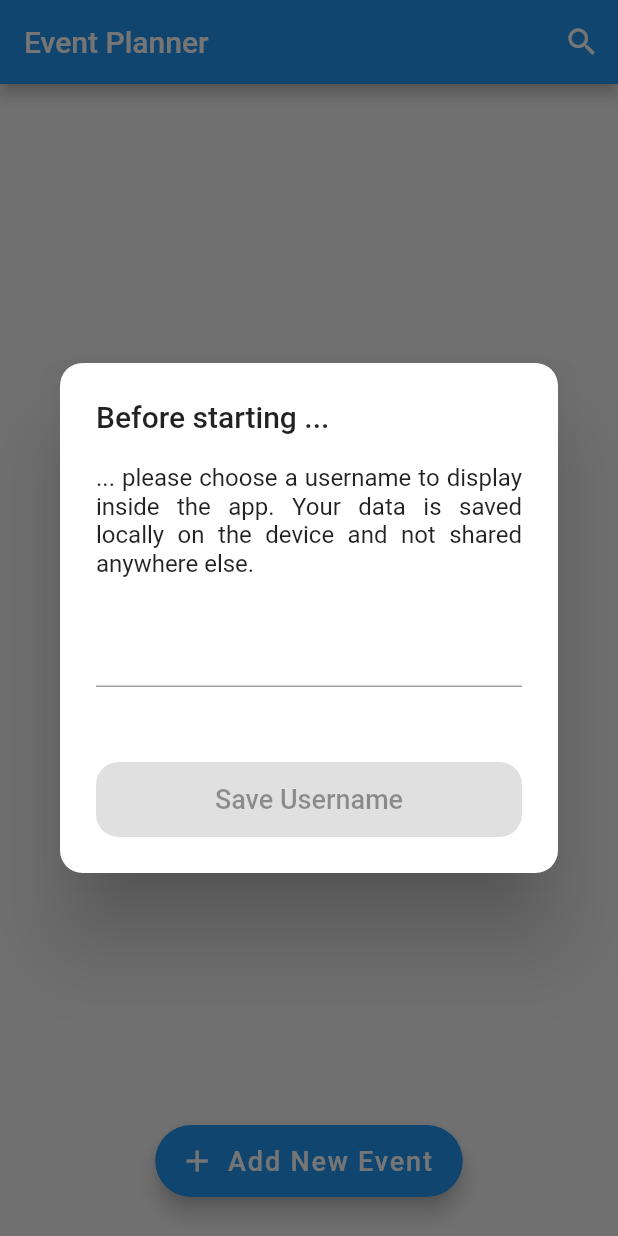
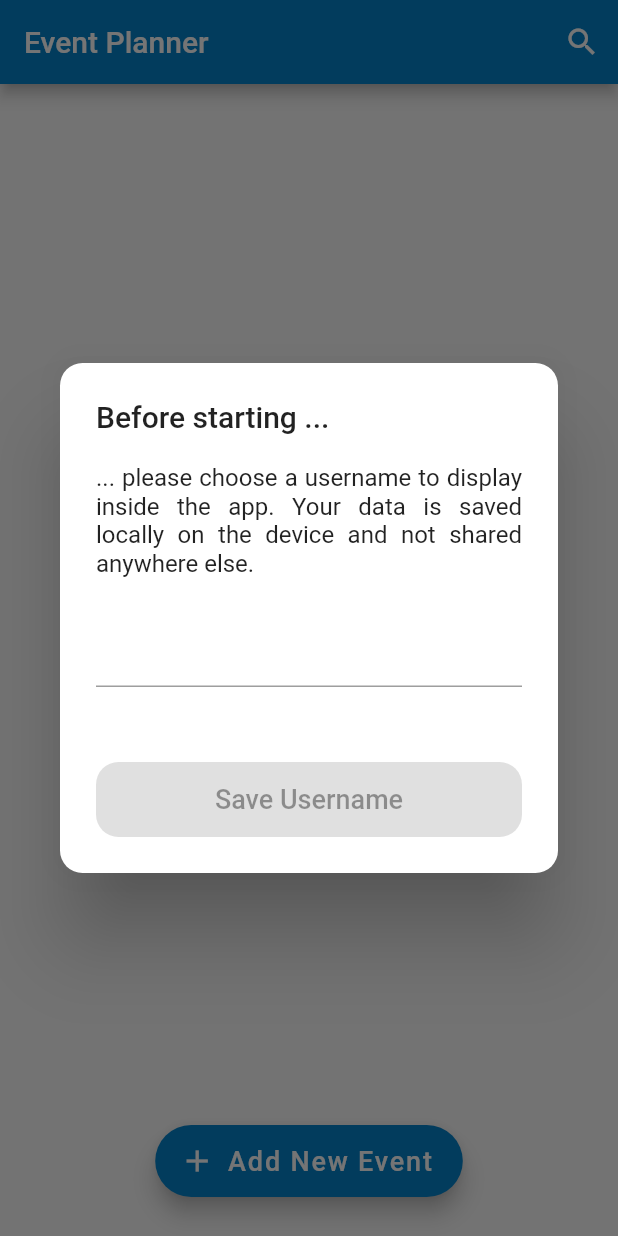
Before and after one commit to LukPle/flutter-demo-eventchecker, a Flutter app: the screen it shows after launch, on a phone screen of 412 x 824 dp. Run offline on Flutter 3.47's test engine with Material 2 defaults, Android fonts, the phone set to English and light mode, and no system bars; our stand-ins replace shared_preferences.

Commit message:
Fixed Light/Dark Mode

```diff
--- a/lib/components/elevated_button.dart
+++ b/lib/components/elevated_button.dart
@@ -1,7 +1,8 @@
 import 'package:event_checker/res/styles.dart';
 import 'package:flutter/material.dart';
 
-Widget buildElevatedButton(String buttonText, VoidCallback action, {bool isEnabled = true}) {
+Widget buildElevatedButton(String buttonText, VoidCallback action,
+    {bool isEnabled = true}) {
   return ElevatedButton(
     child: Text(buttonText, style: AppTextStyles.buttonStyle),
     style: ElevatedButton.styleFrom(
--- a/lib/res/colors.dart
+++ b/lib/res/colors.dart
@@ -1,10 +1,10 @@
 import 'package:flutter/material.dart';
 
 class AppColors {
-  static const Color primaryLight = Colors.lightBlue;
-  static const Color accentLight = Colors.blueAccent;
-  static const Color primaryDark = Colors.red;
-  static const Color accentDark = Colors.redAccent;
+  static const Color primaryLight = Color(0xFF0582ca);
+  static const Color accentLight = Color(0xFF006494);
+  static const Color primaryDark = Color(0xFFee6c4d);
+  static const Color accentDark = Color(0xFFbb3e03);
 
   static const Color scaffoldBackgroundLight =
       Color.fromARGB(255, 245, 245, 245);
--- a/lib/res/themes.dart
+++ b/lib/res/themes.dart
@@ -3,12 +3,25 @@ import 'package:flutter/material.dart';
 
 class AppThemes {
   static ThemeData lightTheme = ThemeData(
-      primaryColor: AppColors.primaryLight,
-      secondaryHeaderColor: AppColors.accentLight,
-      scaffoldBackgroundColor: AppColors.scaffoldBackgroundLight);
+    colorScheme: const ColorScheme.light().copyWith(
+      primary: AppColors.primaryLight,
+      onPrimary: Colors.white,
+      secondary: AppColors.accentLight,
+      onSecondary: Colors.white,
+      background: AppColors.scaffoldBackgroundLight,
+    ),
+  );
 
   static ThemeData darkTheme = ThemeData(
-      primaryColor: AppColors.primaryDark,
-      secondaryHeaderColor: AppColors.accentDark,
-      scaffoldBackgroundColor: AppColors.scaffoldBackgroundDark);
+    colorScheme: const ColorScheme.dark().copyWith(
+      primary: AppColors.primaryDark,
+      onPrimary: Colors.white,
+      secondary: AppColors.accentDark,
+      onSecondary: Colors.white,
+      background: AppColors.scaffoldBackgroundDark,
+    ),
+    appBarTheme: const AppBarTheme(
+      backgroundColor: AppColors.primaryDark,
+    ),
+  );
 }
--- a/lib/screens/event_list.dart
+++ b/lib/screens/event_list.dart
@@ -1,6 +1,7 @@
 import 'package:event_checker/components/category_preview.dart';
 import 'package:event_checker/components/datetime_text_creator.dart';
 import 'package:event_checker/data/user_name.dart';
+import 'package:event_checker/res/colors.dart';
 import 'package:event_checker/screens/event_detail.dart';
 import 'package:event_checker/data/event_types.dart';
 import 'package:event_checker/res/strings.dart';
@@ -188,16 +189,26 @@ class EventListState extends State<EventList> {
     return Container(
       padding: const EdgeInsets.all(15),
       decoration: BoxDecoration(
-          color: Colors.white,
-          border: Border.all(width: 1, color: Colors.grey),
-          borderRadius: AppBorders.borderRadius),
+        color: MediaQuery.of(context).platformBrightness == Brightness.light
+            ? Colors.white
+            : Colors.white10,
+        border: Border.all(
+          width: 1,
+          color: MediaQuery.of(context).platformBrightness == Brightness.light
+              ? Colors.grey
+              : Colors.white24,
+        ),
+        borderRadius: AppBorders.borderRadius,
+      ),
       child: const Row(
         mainAxisAlignment: MainAxisAlignment.center,
         children: [
           Icon(Icons.check_circle, color: Colors.green),
           SizedBox(width: 15),
-          Text(AppStrings.noEventsAvailableLabel,
-              style: AppTextStyles.heavyTextStyle),
+          Text(
+            AppStrings.noEventsAvailableLabel,
+            style: AppTextStyles.heavyTextStyle,
+          ),
         ],
       ),
     );
@@ -210,6 +221,10 @@ class EventListState extends State<EventList> {
           label: const Text(AppStrings.addButtonLabel,
               style: AppTextStyles.buttonStyle),
           icon: const Icon(Icons.add),
+          backgroundColor:
+              MediaQuery.of(context).platformBrightness == Brightness.light
+                  ? AppColors.primaryLight
+                  : AppColors.primaryDark,
           onPressed: () {
             awaitNewEvent();
           }),
```
